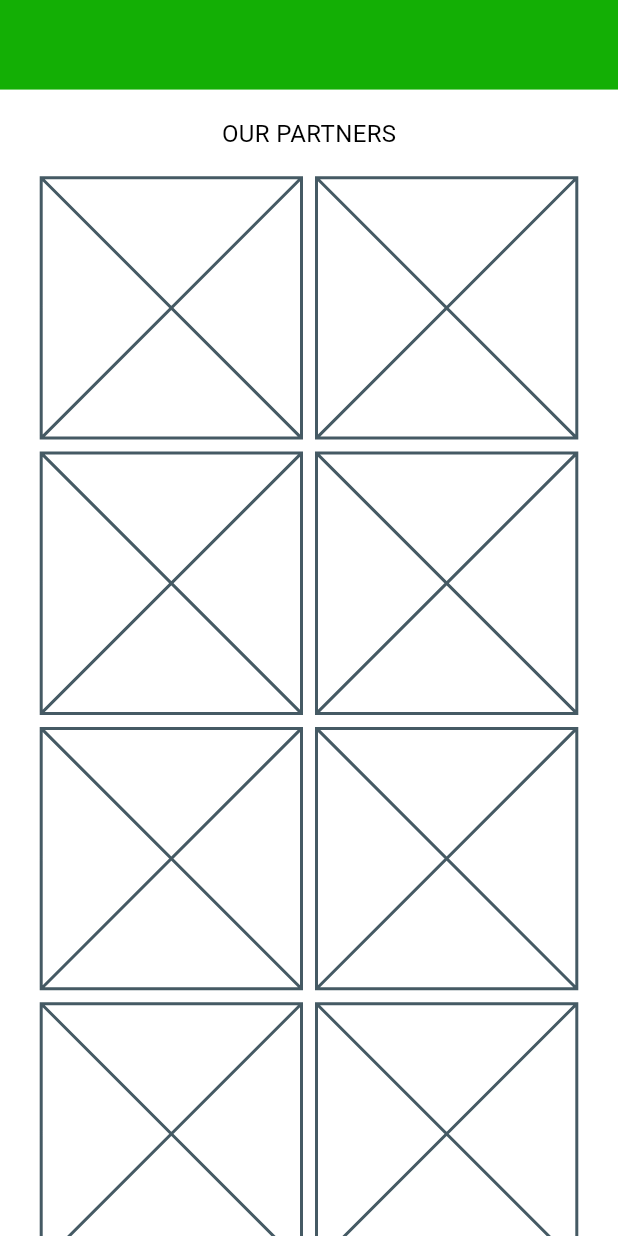
After one commit to rahulkandel07/assignment, a Flutter app: the OurPartnerScreen screen opened by its route, on a phone screen of 412 x 824 dp. The commit adds this screen. Run offline on Flutter 3.47's test engine with Material 3 defaults, Android fonts, the phone set to English and light mode, and no system bars; our stand-ins replace flutter_screenutil, google_fonts; Roboto replaces fonts that are missing (Yaldevi).

Commit message:
Added our partners screen

```diff
--- a/lib/constants/app_routes.dart
+++ b/lib/constants/app_routes.dart
@@ -18,4 +18,9 @@ class AppRoutes {
   /// Route For the How can you help  screen
   ///
   static const String howCanYouHelpScreenRoute = "/how-can-you-help";
+
+  ///
+  /// Route For the Our partner screen
+  ///
+  static const String ourPartnerScreenRoute = "/our-partner";
 }
--- a/lib/features/homepage/screens/explore_southlake_screen.dart
+++ b/lib/features/homepage/screens/explore_southlake_screen.dart
@@ -30,7 +30,7 @@ class ExploreSouthlakeScreen extends StatelessWidget {
     {
       "image": AppImages.persons,
       "title": "Our Partners",
-      "route": AppRoutes.exploreSouthLakeScreen,
+      "route": AppRoutes.ourPartnerScreenRoute,
       "color": AppColors.oxff13AF05,
     },
     {
--- /dev/null
+++ b/lib/features/homepage/screens/our_partner_screen.dart
@@ -0,0 +1,54 @@
+import 'package:assignment/constants/app_colors.dart';
+import 'package:flutter/material.dart';
+import 'package:flutter_screenutil/flutter_screenutil.dart';
+import 'package:google_fonts/google_fonts.dart';
+
+class OurPartnerScreen extends StatelessWidget {
+  const OurPartnerScreen({super.key});
+
+  @override
+  Widget build(BuildContext context) {
+    return Scaffold(
+      body: SafeArea(
+        child: SingleChildScrollView(
+          child: Column(
+            children: [
+              Container(
+                height: 50.h,
+                color: AppColors.oxff13AF05,
+              ),
+              Padding(
+                padding: EdgeInsets.symmetric(vertical: 15.h),
+                child: Text(
+                  "OUR PARTNERS",
+                  style: GoogleFonts.yaldevi(
+                    fontSize: 14.sp,
+                    color: Colors.black,
+                    fontWeight: FontWeight.w400,
+                  ),
+                ),
+              ),
+              Padding(
+                padding: EdgeInsets.symmetric(horizontal: 24.w),
+                child: SizedBox(
+                  height: MediaQuery.of(context).size.height,
+                  child: GridView.builder(
+                    physics: const NeverScrollableScrollPhysics(),
+                    gridDelegate:
+                        const SliverGridDelegateWithFixedCrossAxisCount(
+                      crossAxisCount: 2,
+                      mainAxisSpacing: 10,
+                      crossAxisSpacing: 10,
+                    ),
+                    itemBuilder: (context, index) => const Placeholder(),
+                    itemCount: 8,
+                  ),
+                ),
+              ),
+            ],
+          ),
+        ),
+      ),
+    );
+  }
+}
--- a/lib/main.dart
+++ b/lib/main.dart
@@ -2,6 +2,7 @@ import 'package:assignment/constants/app_routes.dart';
 import 'package:assignment/features/homepage/screens/explore_southlake_screen.dart';
 import 'package:assignment/features/homepage/screens/how_can_you_help_screen.dart';
 import 'package:assignment/features/homepage/screens/our_impact_screen.dart';
+import 'package:assignment/features/homepage/screens/our_partner_screen.dart';
 import 'package:assignment/features/homepage/screens/what_we_do_screen.dart';
 import 'package:assignment/features/splash/splash_screen.dart';
 import 'package:flutter/material.dart';
@@ -35,6 +36,7 @@ class MyApp extends StatelessWidget {
             AppRoutes.ourImpactScreenRoute: (ctx) => const OurImpactScreen(),
             AppRoutes.howCanYouHelpScreenRoute: (ctx) =>
                 const HowCanYouHelpScreen(),
+            AppRoutes.ourPartnerScreenRoute: (ctx) => const OurPartnerScreen(),
           },
         );
       },
```
